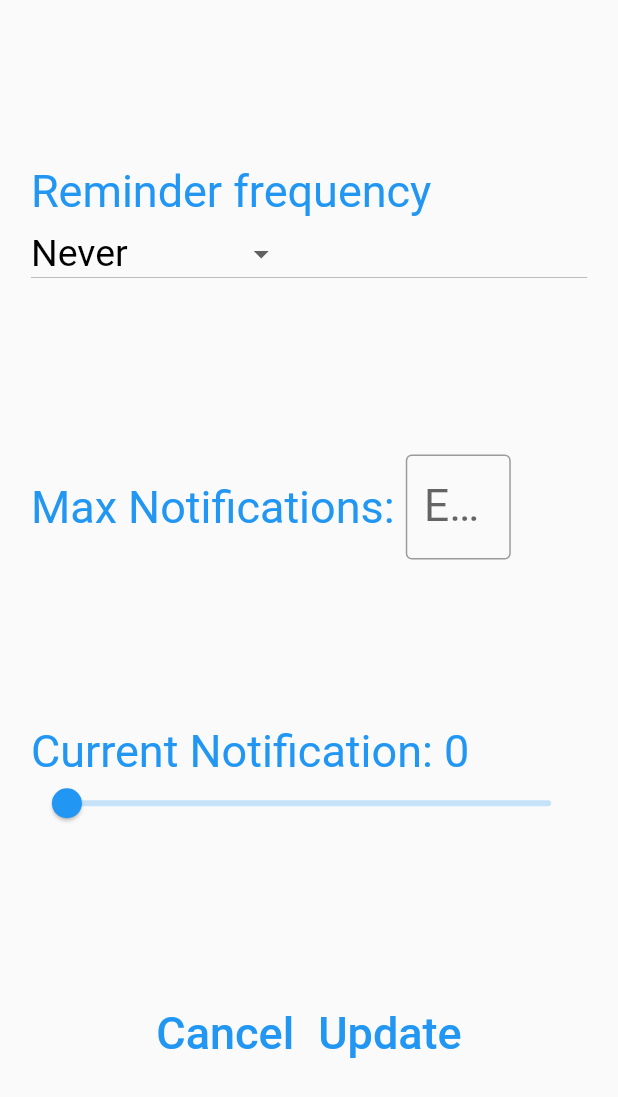
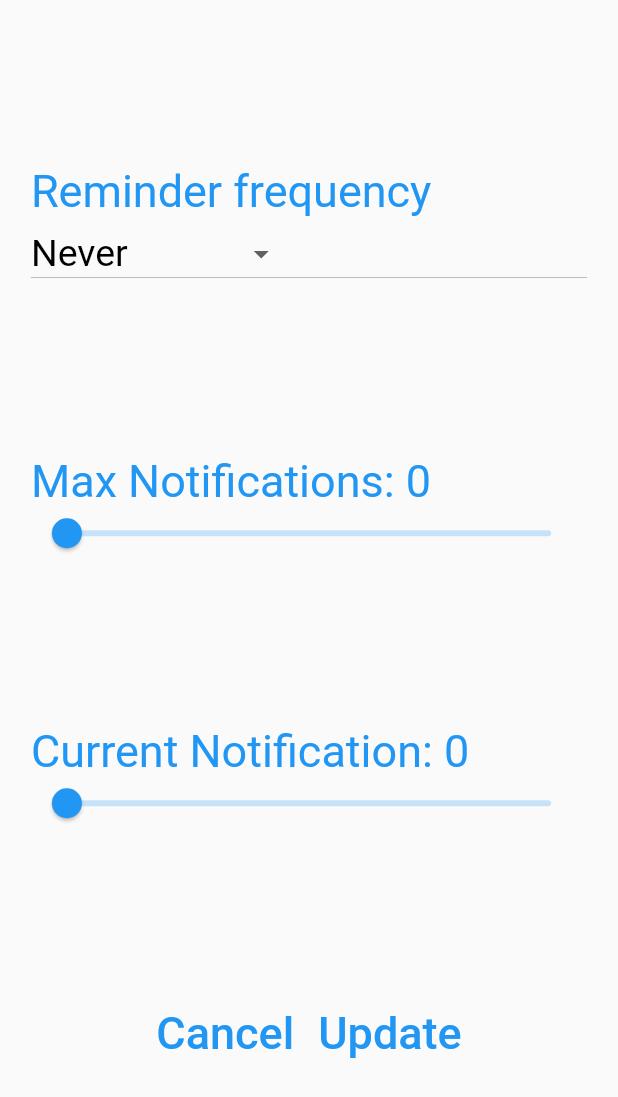
Before and after one commit to ElliotHarding/Rememberer, a Flutter app: the PageMemoryReminders screen opened directly with empty values, on a phone screen of 412 x 824 dp. Shown: the top 1097 px of the screen. Run offline on Flutter 3.47's test engine with Material 2 defaults, Android fonts, the phone set to English and light mode, and no system bars; our stand-ins replace flutter_local_notifications, flutter_native_timezone, hive, rxdart, timezone; accounts and stored records are empty.

Commit message:
wip - ui - improvements

```diff
--- a/epilepsy_prevention/lib/page_memoryReminders.dart
+++ b/epilepsy_prevention/lib/page_memoryReminders.dart
@@ -17,8 +17,6 @@ class PageMemoryReminders extends StatefulWidget
 class PageMemoryRemindersState extends State<PageMemoryReminders>
 {
   Memory m_memoryBefore = Memory();
-
-  final m_maxNotificationsController = TextEditingController();
 
   double m_currentIteration = 0;
   double m_maxNotifications = 0;
@@ -43,28 +41,6 @@ class PageMemoryRemindersState extends State<PageMemoryReminders>
     m_memoryBefore = widget.m_memory;
     m_maxNotifications = widget.m_memory.m_notifyTimes.length.toDouble();
     m_currentIteration = getCurrentIteration().toDouble();
-    //m_maxNotificationsController.text = m_maxNotifications.toInt().toString();
-
-    m_maxNotificationsController.addListener(() { setState(()
-    {
-      double value = 0;
-      if(m_maxNotificationsController.text != "")
-      {
-          value = int.parse(m_maxNotificationsController.text).toDouble();
-      }
-
-      if(value > 30)
-      {
-        value = 30;
-      }
-
-      if(m_currentIteration > value)
-      {
-        m_currentIteration = value;
-      }
-
-      m_maxNotifications = value;
-    });});
 
     return WillPopScope(onWillPop: () async {Navigator.pop(context, m_memoryBefore); return true;}, child:
       Scaffold(body:
@@ -92,17 +68,31 @@ class PageMemoryRemindersState extends State<PageMemoryReminders>
 
           const Spacer(),
 
-          SizedBox(width: MediaQuery.of(context).size.width * 0.9, height: 70, child: Row(children : [
-            const Text("Max Notifications: ", style: TextStyle(fontSize: 30, color: Colors.blue), textAlign: TextAlign.left),
-            SizedBox(width: 70, height: 70, child:
-              TextField(
-                decoration: const InputDecoration(border: OutlineInputBorder(), hintText: 'Enter wrong answers.'),
-                style: const TextStyle(fontSize: 30, color: Colors.black),
-                controller: m_maxNotificationsController,
-                keyboardType: TextInputType.number,
-              )
-            )
-          ])),
+          SizedBox(width: MediaQuery.of(context).size.width * 0.9, height: 35, child: Text("Max Notifications: " + m_maxNotifications.toInt().toString(), style: TextStyle(fontSize: 30, color: Colors.blue), textAlign: TextAlign.left)),
+
+          SizedBox(width: MediaQuery.of(context).size.width * 0.9, height: 35, child:
+            Slider(
+              value: m_maxNotifications,
+              min: 0,
+              max: 25,
+              onChanged: (newValue) {
+                setState(() {
+                  newValue = newValue.toInt().toDouble();
+
+                  if(newValue > 30)
+                  {
+                    newValue = 30;
+                  }
+
+                  if(m_currentIteration > newValue)
+                  {
+                    m_currentIteration = newValue;
+                  }
+
+                  m_maxNotifications = newValue;
+                });
+              },
+          )),
 
           const Spacer(),
 
```
